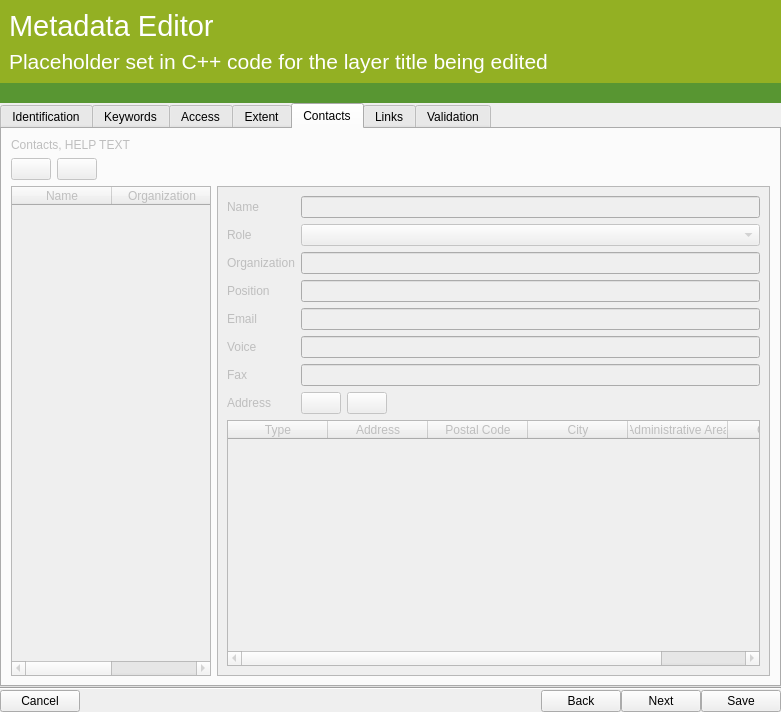
First picture: the form in src/ui/qgsmetadatawizard.ui, repository qgis/QGIS, before the edit.
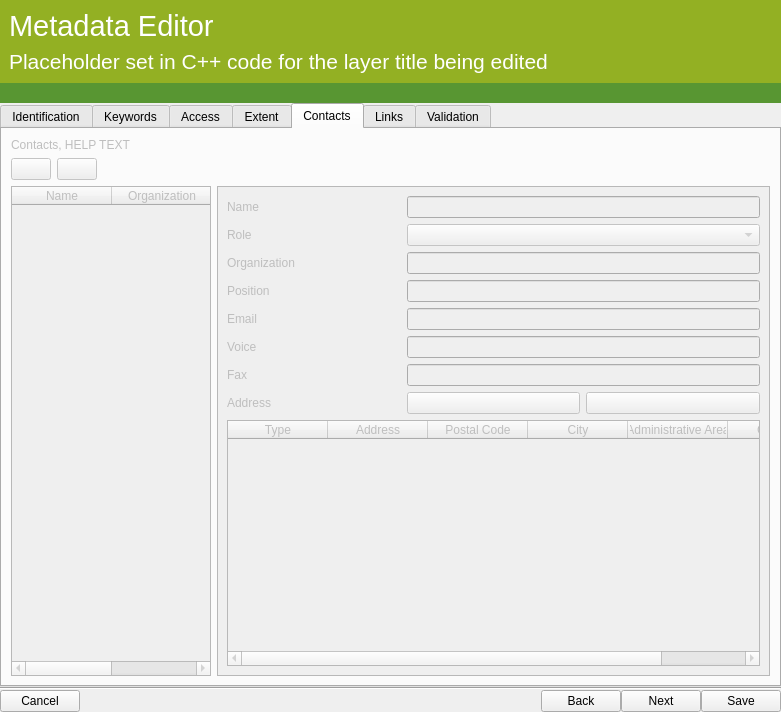
Second picture: the form after the edit. The open tabs and pages were chosen to show the change. Icons and pictures are not drawn. Custom widgets are drawn as their Qt base class.

Commit message: review strings

What changed in the file:
```diff
--- a/src/ui/qgsmetadatawizard.ui
+++ b/src/ui/qgsmetadatawizard.ui
@@ -518,12 +518,7 @@
               <height>450</height>
              </rect>
             </property>
-            <layout class="QVBoxLayout" name="verticalLayout_6">
-             <item>
-              <layout class="QFormLayout" name="formLayout_2">
-               <property name="sizeConstraint">
-                <enum>QLayout::SetNoConstraint</enum>
-               </property>
+            <layout class="QGridLayout" name="gridLayout_2">
                <item row="0" column="0">
                 <widget class="QLabel" name="label_10">
                  <property name="text">
@@ -531,7 +526,7 @@
                  </property>
                 </widget>
                </item>
-               <item row="0" column="1">
+             <item row="0" column="1" colspan="2">
                 <widget class="QLineEdit" name="lineEditContactName"/>
                </item>
                <item row="1" column="0">
@@ -541,7 +536,7 @@
                  </property>
                 </widget>
                </item>
-               <item row="1" column="1">
+             <item row="1" column="1" colspan="2">
                 <widget class="QComboBox" name="comboContactRole"/>
                </item>
                <item row="2" column="0">
@@ -551,7 +546,7 @@
                  </property>
                 </widget>
                </item>
-               <item row="2" column="1">
+             <item row="2" column="1" colspan="2">
                 <widget class="QLineEdit" name="lineEditContactOrganization"/>
                </item>
                <item row="3" column="0">
@@ -561,7 +556,7 @@
                  </property>
                 </widget>
                </item>
-               <item row="3" column="1">
+             <item row="3" column="1" colspan="2">
                 <widget class="QLineEdit" name="lineEditContactPosition"/>
                </item>
                <item row="4" column="0">
@@ -571,7 +566,7 @@
                  </property>
                 </widget>
                </item>
-               <item row="4" column="1">
+             <item row="4" column="1" colspan="2">
                 <widget class="QLineEdit" name="lineEditContactEmail"/>
                </item>
                <item row="5" column="0">
@@ -581,7 +576,7 @@
                  </property>
                 </widget>
                </item>
-               <item row="5" column="1">
+             <item row="5" column="1" colspan="2">
                 <widget class="QLineEdit" name="lineEditContactVoice"/>
                </item>
                <item row="6" column="0">
@@ -591,7 +586,7 @@
                  </property>
                 </widget>
                </item>
-               <item row="6" column="1">
+             <item row="6" column="1" colspan="2">
                 <widget class="QLineEdit" name="lineEditContactFax"/>
                </item>
                <item row="7" column="0">
@@ -602,8 +597,6 @@
                 </widget>
                </item>
                <item row="7" column="1">
-                <layout class="QHBoxLayout" name="horizontalLayout_13">
-                 <item>
                   <widget class="QPushButton" name="btnAddAddress">
                    <property name="toolTip">
                     <string>Add class</string>
@@ -614,7 +607,7 @@
                    </property>
                   </widget>
                  </item>
-                 <item>
+             <item row="7" column="2">
                   <widget class="QPushButton" name="btnRemoveAddress">
                    <property name="toolTip">
                     <string>Delete</string>
@@ -625,24 +618,7 @@
                    </property>
                   </widget>
                  </item>
-                 <item>
-                  <spacer name="horizontalSpacer_3">
-                   <property name="orientation">
-                    <enum>Qt::Horizontal</enum>
-                   </property>
-                   <property name="sizeHint" stdset="0">
-                    <size>
-                     <width>40</width>
-                     <height>20</height>
-                    </size>
-                   </property>
-                  </spacer>
-                 </item>
-                </layout>
-               </item>
-              </layout>
-             </item>
-             <item>
+             <item row="8" column="0" colspan="3">
               <widget class="QTableWidget" name="tabAddresses">
                <attribute name="horizontalHeaderStretchLastSection">
                 <bool>true</bool>
```
Left out of the diff: 12 changed lines with no effect on the pictures. Lines whose indentation alone changed are shown as unchanged.
